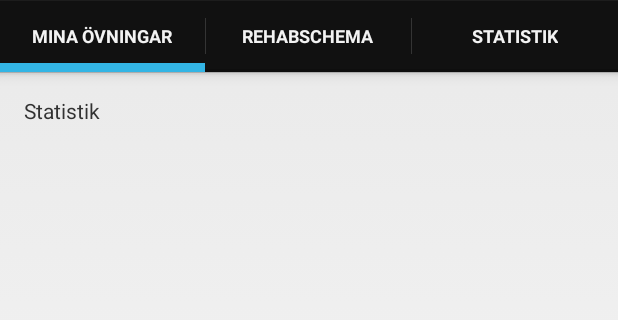
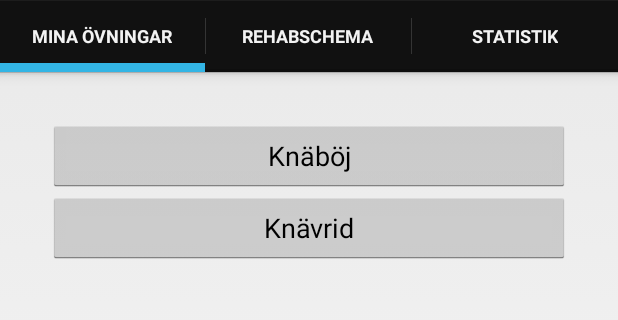
Before and after one commit to mbark/rehappilitering, an Android app: the screen it shows after launch (MainActivity), on a phone screen of 412 x 824 dp, the part 72-392 px from its top. Run offline under Robolectric (Android 15) with nearby library versions, the phone set to English and light mode, and no system bars.

Commit message:
Merged YourExercises with Navigation Bar

```diff
--- a/app/src/main/java/arkbarkberg/rehappilitering/MainActivity.java
+++ b/app/src/main/java/arkbarkberg/rehappilitering/MainActivity.java
@@ -192,7 +192,7 @@ class MyAdapter extends FragmentPagerAdapter
     public Fragment getItem(int i) {
         Fragment fragment=null;
         if(i==0){
-            fragment = new Statistics();
+            fragment = new YourExercises();
             Log.d("Arg","00");
         }
         else if(i==1){
--- a/app/src/main/java/arkbarkberg/rehappilitering/Schedule.java
+++ b/app/src/main/java/arkbarkberg/rehappilitering/Schedule.java
@@ -19,7 +19,7 @@ public class Schedule extends Fragment {
     @Override
     public View onCreateView(LayoutInflater inflater, ViewGroup container, Bundle savedInstanceState){
         //Inflate the layout for this fragment
-        return inflater.inflate(R.layout.fragment_schedule, container, false);
+        return inflater.inflate(R.layout.activity_view_schedule, container, false);
     }
 
 }
--- a/app/src/main/java/arkbarkberg/rehappilitering/YourExercises.java
+++ b/app/src/main/java/arkbarkberg/rehappilitering/YourExercises.java
@@ -1,13 +1,17 @@
 package arkbarkberg.rehappilitering;
 
 import android.app.Activity;
+import android.content.Context;
 import android.content.DialogInterface;
 import android.content.Intent;
 import android.os.Bundle;
+import android.support.v4.app.Fragment;
 import android.util.Log;
+import android.view.LayoutInflater;
 import android.view.Menu;
 import android.view.MenuItem;
 import android.view.View;
+import android.view.ViewGroup;
 import android.widget.Button;
 import android.widget.FrameLayout;
 import android.widget.LinearLayout;
@@ -18,19 +22,32 @@ import java.util.ArrayList;
 
 //Visar områden inom vilka man har övningar. Från startskärm.
 
-public class YourExercises extends Activity implements View.OnClickListener {
+public class YourExercises extends Fragment implements View.OnClickListener {
+
+    public YourExercises(){
+        //empty const
+    }
 
     //Variabel som håller ett exercise objekt för att kunna skicka denna till en ny activity
     public static Exercise sendExercise;
+
+    Context thiscontext;
 
     Button exerciseButton;
     //Global array med alla valda övningar
     ArrayList<Exercise> exercises = new ArrayList<Exercise>();
 
-    @Override
+ /*   @Override
     protected void onCreate(Bundle savedInstanceState) {
         super.onCreate(savedInstanceState);
-        setContentView(R.layout.activity_your_exercises);
+        setContentView(R.layout.activity_your_exercises);*/
+
+    @Override
+    public View onCreateView(LayoutInflater inflater, ViewGroup container,
+                             Bundle savedInstanceState) {
+
+        thiscontext = container.getContext();
+
 
         //Skapar lite dummy content
         Exercise exercise1 = new Exercise("Knäböj","Stå rakt och böj på knäna försiktigt", "www.youtube.com");
@@ -38,12 +55,25 @@ public class YourExercises extends Activity implements View.OnClickListener {
         exercises.add(exercise1);
         exercises.add(exercise2);
 
+
+
+        // Inflate the layout for this fragment
+        return inflater.inflate(R.layout.activity_your_exercises, container, false);
+
+
+    }
+
+    @Override
+    public void onViewCreated(View view, Bundle savedInstanceState) {
+        // TODO Auto-generated method stub
+        super.onViewCreated(view, savedInstanceState);
+
         //Hämtar en layout från XML-filen
-        LinearLayout layout = (LinearLayout) findViewById(R.id.exerciseButtons);
+        LinearLayout layout = (LinearLayout) getView().findViewById(R.id.exerciseButtons);
 
         //Loopar igenom array och skapar knappar
         for (int i=0; i<exercises.size(); i++){
-            exerciseButton = new Button(this);
+            exerciseButton = new Button(thiscontext);
 
             //setTag hjälper oss skilja på olika knappar
             exerciseButton.setTag(i);
@@ -51,14 +81,16 @@ public class YourExercises extends Activity implements View.OnClickListener {
             exerciseButton.setOnClickListener(this);
             layout.addView(exerciseButton);
         }
+
     }
+
     public void onClick(View v) {
 
         //Hämta det klickade objektet från array
         Exercise e = exercises.get((Integer) v.getTag());
 
         //Skapa intent dit användaren skickas
-        Intent intent = new Intent(this, InstructionsYour.class);
+        Intent intent = new Intent(thiscontext, InstructionsYour.class);
 
         //Skapa bundle så vi kan skicka exercise objekt mellan aktiviteter
         Bundle bundle = new Bundle();
@@ -70,7 +102,7 @@ public class YourExercises extends Activity implements View.OnClickListener {
     }
 
 
-    @Override
+   /* @Override
     public boolean onCreateOptionsMenu(Menu menu) {
         // Inflate the menu; this adds items to the action bar if it is present.
         getMenuInflater().inflate(R.menu.menu_your_exercises, menu);
@@ -90,5 +122,5 @@ public class YourExercises extends Activity implements View.OnClickListener {
         }
 
         return super.onOptionsItemSelected(item);
-    }
+    }*/
 }
--- a/app/src/main/res/layout/activity_view_schedule.xml
+++ b/app/src/main/res/layout/activity_view_schedule.xml
@@ -4,7 +4,7 @@
     android:paddingRight="@dimen/activity_horizontal_margin"
     android:paddingTop="@dimen/activity_vertical_margin"
     android:paddingBottom="@dimen/activity_vertical_margin"
-    tools:context="arkbarkberg.rehappilitering.ViewSchedule">
+    tools:context="arkbarkberg.rehappilitering.Schedule">
 
     <LinearLayout
         android:id="@+id/exerciseButtons"
```
Also changed, not shown: app/src/main/res/layout/activity_your_exercises.xml (+2 -13 lines).
